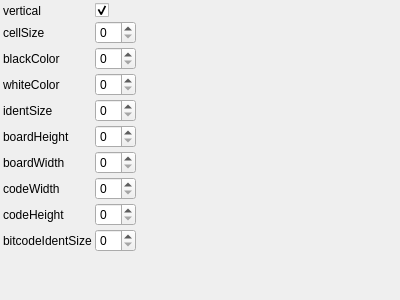
Old version of the form utils/corestructs/coreWidgets/bitcodeBoardParamsBaseControlWidget.ui in the repository NickPenkrat/corecvs.
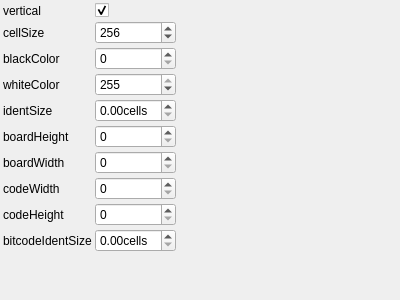
New version of the form.

What changed in the file:
```diff
--- a/utils/corestructs/coreWidgets/bitcodeBoardParamsBaseControlWidget.ui
+++ b/utils/corestructs/coreWidgets/bitcodeBoardParamsBaseControlWidget.ui
@@ -49,6 +49,18 @@
        <property name="toolTip">
          <string>Chess cells size in pixels</string>
        </property>
+       <property name="minimum">
+        <number>0</number>
+       </property>
+       <property name="maximum">
+        <number>999999</number>
+       </property>
+       <property name="singleStep">
+        <number>1</number>
+       </property>
+       <property name="value">
+        <number>256</number>
+       </property>
      </widget>
     </item>
     <item row="2" column="0">
@@ -63,6 +75,18 @@
        <property name="toolTip">
          <string>shades of gray for black chesses</string>
        </property>
+       <property name="minimum">
+        <number>0</number>
+       </property>
+       <property name="maximum">
+        <number>255</number>
+       </property>
+       <property name="singleStep">
+        <number>1</number>
+       </property>
+       <property name="value">
+        <number>0</number>
+       </property>
      </widget>
     </item>
     <item row="3" column="0">
@@ -77,6 +101,18 @@
        <property name="toolTip">
          <string>shades of gray for white chesses</string>
        </property>
+       <property name="minimum">
+        <number>0</number>
+       </property>
+       <property name="maximum">
+        <number>255</number>
+       </property>
+       <property name="singleStep">
+        <number>1</number>
+       </property>
+       <property name="value">
+        <number>255</number>
+       </property>
      </widget>
     </item>
     <item row="4" column="0">
@@ -87,10 +123,13 @@
      </widget>
     </item>
     <item row="4" column="1">
-     <widget class="QSpinBox" name="identSizeSpinBox">
+     <widget class="QDoubleSpinBox" name="identSizeSpinBox">
        <property name="toolTip">
          <string>white ident size around chessboard in chesses</string>
        </property>
+       <property name="suffix">
+        <string>cells</string>
+       </property>
      </widget>
     </item>
     <item row="5" column="0">
@@ -157,10 +196,13 @@
      </widget>
     </item>
     <item row="9" column="1">
-     <widget class="QSpinBox" name="bitcodeIdentSizeSpinBox">
+     <widget class="QDoubleSpinBox" name="bitcodeIdentSizeSpinBox">
        <property name="toolTip">
          <string>ident between chessboard and bitcode in chesses</string>
        </property>
+       <property name="suffix">
+        <string>cells</string>
+       </property>
      </widget>
     </item>
    <item row="10" column="0">
```
Left out of the diff: 4 changed lines with no effect on the pictures.
